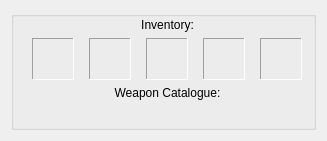
Old version of the form qweaponordertable.ui in the repository JordanViramontes/Cave-Story-Profile-Manager.
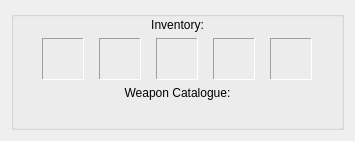
New version of the form. Icons and pictures are not drawn.

Patch:
```diff
--- a/qweaponordertable.ui
+++ b/qweaponordertable.ui
@@ -6,8 +6,8 @@
    <rect>
     <x>0</x>
     <y>0</y>
-    <width>327</width>
-    <height>125</height>
+    <width>355</width>
+    <height>133</height>
    </rect>
   </property>
   <property name="windowTitle">
@@ -20,6 +20,9 @@
       <string/>
      </property>
      <layout class="QGridLayout" name="gridLayout">
+      <property name="leftMargin">
+       <number>1</number>
+      </property>
       <property name="topMargin">
        <number>1</number>
       </property>
@@ -72,7 +75,7 @@
             <number>5</number>
            </property>
            <item row="0" column="0">
-            <widget class="QLabel" name="slot1">
+            <widget class="QLabel" name="slot0">
              <property name="minimumSize">
               <size>
                <width>30</width>
@@ -121,7 +124,7 @@
             <number>5</number>
            </property>
            <item row="0" column="0">
-            <widget class="QLabel" name="slot5">
+            <widget class="QLabel" name="slot1">
              <property name="minimumSize">
               <size>
                <width>30</width>
@@ -170,7 +173,7 @@
             <number>5</number>
            </property>
            <item row="0" column="0">
-            <widget class="QLabel" name="slot4">
+            <widget class="QLabel" name="slot2">
              <property name="minimumSize">
               <size>
                <width>30</width>
@@ -268,7 +271,7 @@
             <number>5</number>
            </property>
            <item row="0" column="0">
-            <widget class="QLabel" name="slot2">
+            <widget class="QLabel" name="slot4">
              <property name="minimumSize">
               <size>
                <width>30</width>
```
Left out of the diff: 43 changed lines with no effect on the pictures.
